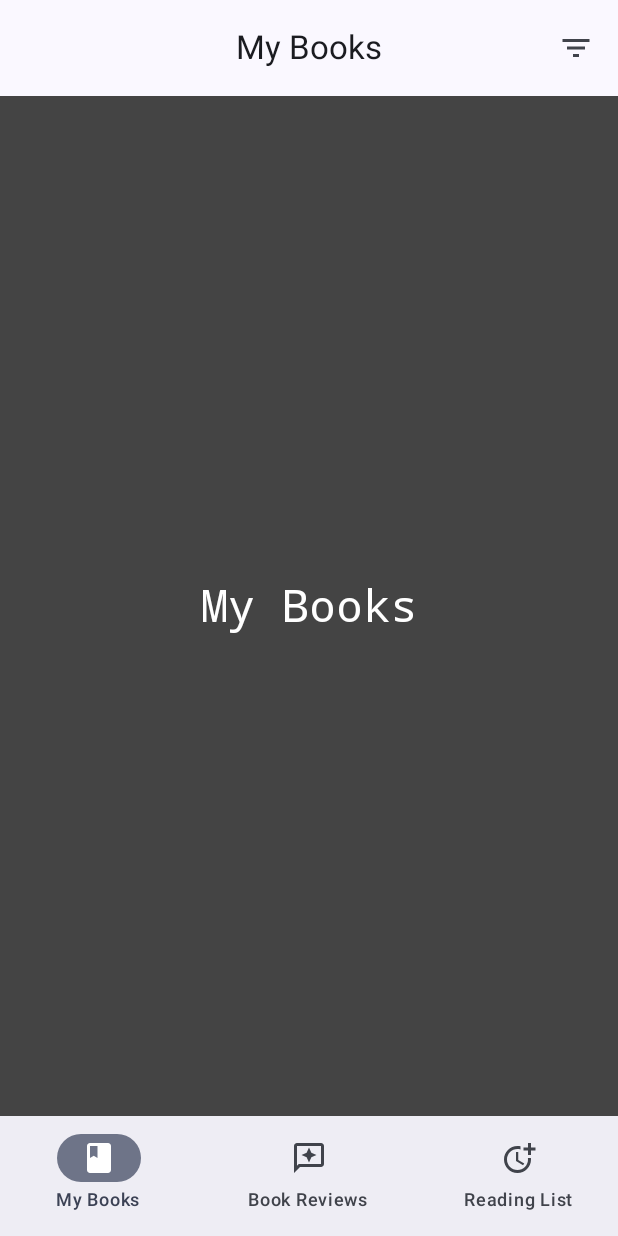
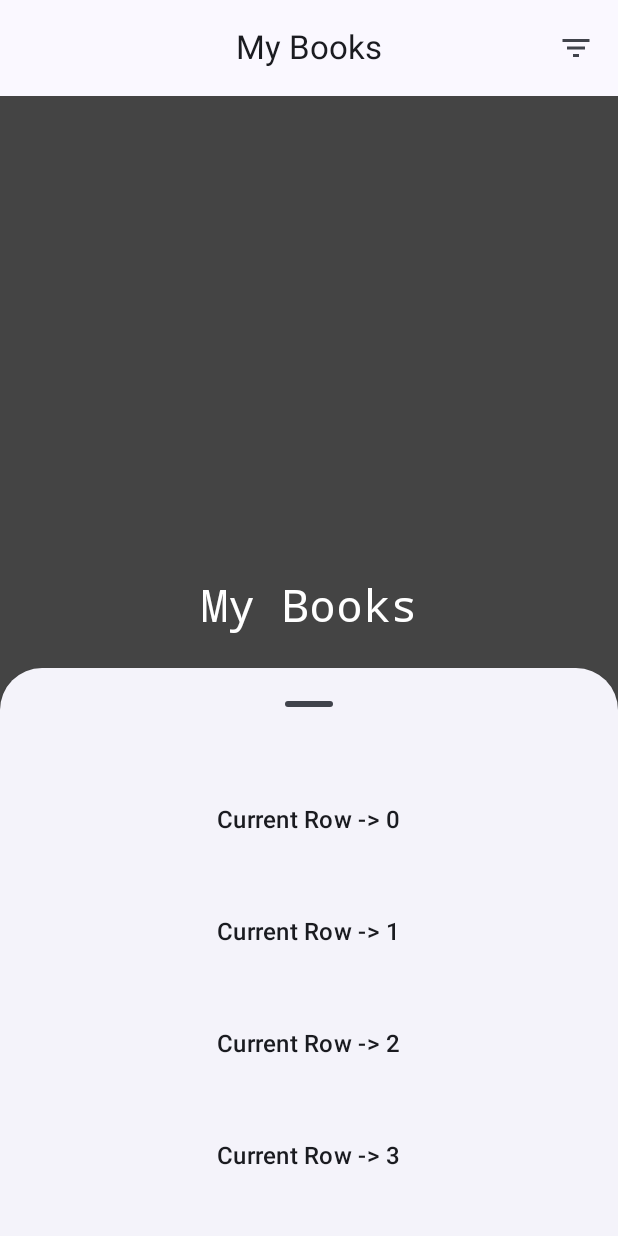
Before and after one commit to devrath/DroidDbStorage, an Android app built with Jetpack Compose: the screen it shows after launch (HomeActivity), after a tap on "Filter", on a phone screen of 412 x 824 dp. Run offline under Robolectric (Android 15) with nearby library versions, the phone set to English and light mode, and no system bars; our stand-ins replace Dagger/Hilt's generated code; 1 statement that could not run was skipped.

Commit message:
more code added

```diff
--- a/Modules/RoomDbCode/compose-application/app/src/main/java/com/istudio/code/ui/modules/home/screens/ScreenHomeContainer.kt
+++ b/Modules/RoomDbCode/compose-application/app/src/main/java/com/istudio/code/ui/modules/home/screens/ScreenHomeContainer.kt
@@ -1,47 +1,58 @@
 package com.istudio.code.ui.modules.home.screens
 
+import androidx.compose.foundation.layout.Arrangement
 import androidx.compose.foundation.layout.Column
+import androidx.compose.foundation.layout.PaddingValues
+import androidx.compose.foundation.layout.Row
 import androidx.compose.foundation.layout.fillMaxSize
+import androidx.compose.foundation.layout.fillMaxWidth
 import androidx.compose.foundation.layout.padding
+import androidx.compose.foundation.layout.wrapContentHeight
+import androidx.compose.foundation.lazy.LazyColumn
 import androidx.compose.material.icons.Icons
 import androidx.compose.material.icons.filled.FilterList
+import androidx.compose.material3.BottomSheetScaffold
 import androidx.compose.material3.CenterAlignedTopAppBar
 import androidx.compose.material3.ExperimentalMaterial3Api
 import androidx.compose.material3.Icon
 import androidx.compose.material3.IconButton
+import androidx.compose.material3.MaterialTheme
 import androidx.compose.material3.NavigationBar
 import androidx.compose.material3.NavigationBarItem
 import androidx.compose.material3.Scaffold
 import androidx.compose.material3.Text
 import androidx.compose.material3.TopAppBarDefaults
+import androidx.compose.material3.rememberBottomSheetScaffoldState
 import androidx.compose.runtime.Composable
 import androidx.compose.runtime.getValue
 import androidx.compose.runtime.mutableIntStateOf
 import androidx.compose.runtime.mutableStateListOf
 import androidx.compose.runtime.remember
+import androidx.compose.runtime.rememberCoroutineScope
 import androidx.compose.runtime.saveable.rememberSaveable
 import androidx.compose.runtime.setValue
+import androidx.compose.ui.Alignment
 import androidx.compose.ui.Modifier
 import androidx.compose.ui.input.nestedscroll.nestedScroll
 import androidx.compose.ui.platform.LocalContext
+import androidx.compose.ui.unit.dp
 import androidx.navigation.compose.rememberNavController
 import com.istudio.code.R
 import com.istudio.code.ui.modules.home.navigation.HomeModuleNavGraph
 import com.istudio.code.ui.modules.home.navigation.HomeNavItem
+import kotlinx.coroutines.launch
 
 @OptIn(ExperimentalMaterial3Api::class)
 @Composable
 fun HomeContainer(modifier: Modifier = Modifier) {
 
+    // Context
     val cxt = LocalContext.current
-
+    // Coroutine to handle the animation
+    val coroutineScope = rememberCoroutineScope()
     // Data items to have the Bottom tabs
     val navItems = remember {
-        mutableStateListOf(
-            HomeNavItem.MyBooks,
-            HomeNavItem.BookReviews,
-            HomeNavItem.ReadingList
-        )
+        mutableStateListOf(HomeNavItem.MyBooks, HomeNavItem.BookReviews, HomeNavItem.ReadingList)
     }
 
     // Scroll behaviour
@@ -50,7 +61,16 @@ fun HomeContainer(modifier: Modifier = Modifier) {
     var selectedItemIndex by rememberSaveable { mutableIntStateOf(0) }
     // Keeping track of navigation
     val navController = rememberNavController();
+    // For -> BottomSheetScaffold
+    val bottomSheetScaffoldState = rememberBottomSheetScaffoldState()
 
+    BottomSheetScaffold(
+        scaffoldState = bottomSheetScaffoldState,
+        sheetContent = {
+            BottomSheetContent()
+        },
+        sheetPeekHeight = 0.dp
+    ) {
 
         // Scaffold: it contains bottom navigation bar and a NavHost(Contains all screens) for each screen
         Scaffold(
@@ -72,7 +92,9 @@ fun HomeContainer(modifier: Modifier = Modifier) {
                         if(selectedItemIndex == 0){
                             // Display the filter Icon only if it is First Tab - MyBooks
                             IconButton(onClick = {
-
+                                coroutineScope.launch {
+                                    bottomSheetScaffoldState.bottomSheetState.expand()
+                                }
                             }) {
                                 Icon(
                                     imageVector = Icons.Default.FilterList,
@@ -120,4 +142,31 @@ fun HomeContainer(modifier: Modifier = Modifier) {
                 HomeModuleNavGraph(navController)
             }
         }
+
     }
+
+}
+
+@Composable
+fun BottomSheetContent() {
+    LazyColumn(
+        modifier = Modifier.fillMaxWidth(),
+        contentPadding = PaddingValues(16.dp)
+    ) {
+        items(4) { currentNumber ->
+            Row(
+                modifier = Modifier
+                    .fillMaxWidth()
+                    .wrapContentHeight()
+                    .padding(vertical = 25.dp),
+                horizontalArrangement = Arrangement.Center,
+                verticalAlignment = Alignment.CenterVertically
+            ) {
+                Text(
+                    "Current Row -> $currentNumber",
+                    style = MaterialTheme.typography.titleMedium
+                )
+            }
+        }
+    }
+}
```
Lines whose indentation alone changed are shown as unchanged.
